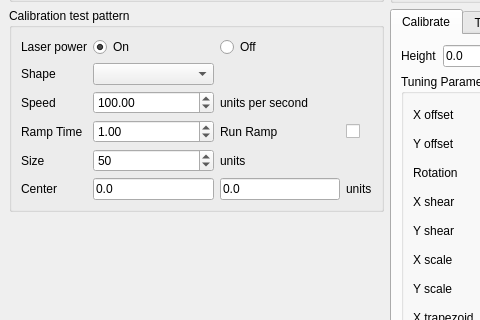
Qt form src/calibrate/ui_mainwindow.ui (PeachyPrinter/peachytoolchain) before a commit; both pictures show x 0 to 480 and y 273 to 593 of the 669 by 758 pixel window.
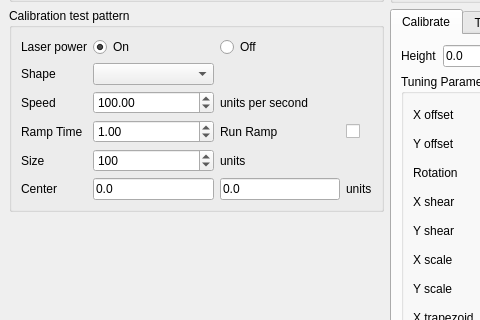
The same form after that commit.

What changed in the file:
```diff
--- a/src/calibrate/ui_mainwindow.ui
+++ b/src/calibrate/ui_mainwindow.ui
@@ -353,7 +353,7 @@
               <number>99999</number>
              </property>
              <property name="value">
-              <number>50</number>
+              <number>100</number>
              </property>
             </widget>
            </item>
```
